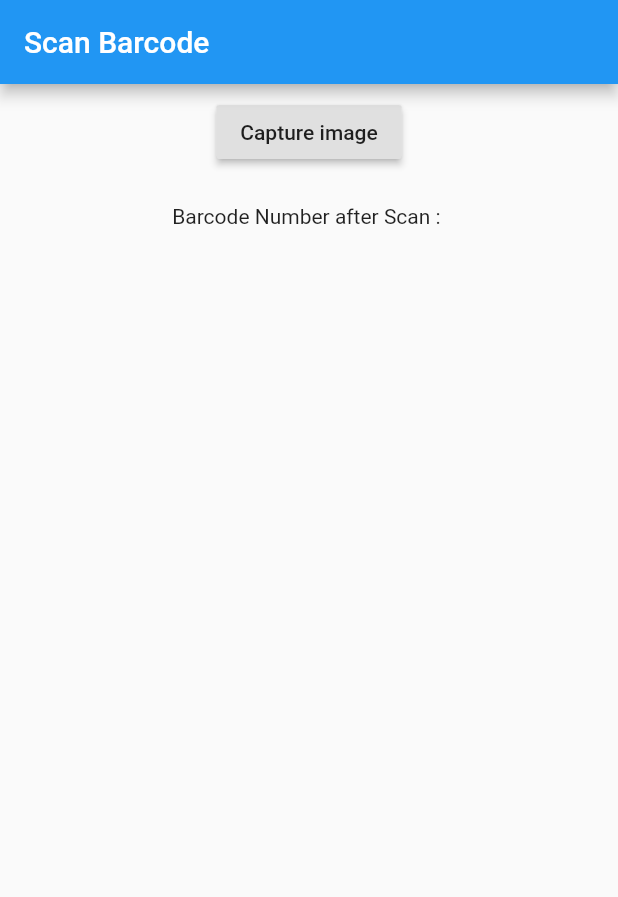
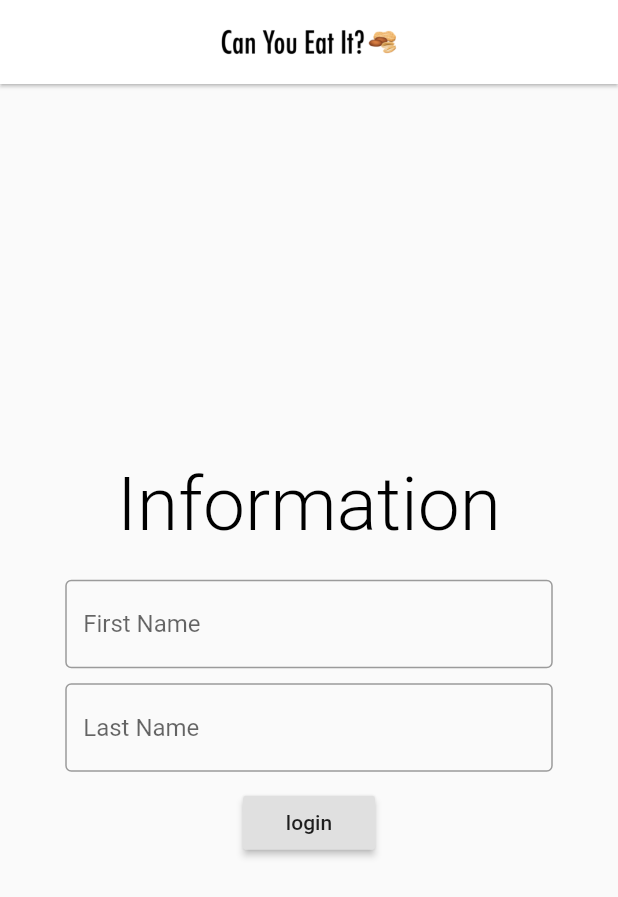
Before and after one commit to danielleal04/UNTHACK2019, a Flutter app: the screen it shows after launch, on a phone screen of 412 x 824 dp. Shown: the top 897 px of the screen. Run offline on Flutter 3.47's test engine with Material 2 defaults, Android fonts, the phone set to English and light mode, and no system bars; our stand-ins replace image_picker; missing offline and left inert: barcode_scan; Roboto replaces fonts that are missing (Ewert).

Commit message:
Login 1.0

```diff
--- /dev/null
+++ b/barcode_prototype/lib/login.dart
@@ -0,0 +1,95 @@
+import 'dart:async';
+import 'dart:io';
+import 'package:http/http.dart' as http;
+import 'dart:convert';
+import 'package:barcode_scan/barcode_scan.dart';
+import 'package:flutter/material.dart';
+import 'package:flutter/services.dart';
+import 'package:image_picker/image_picker.dart';
+//
+import 'package:barcode_prototype/main.dart';
+
+Container textFormat (input, helper) {
+
+  // Format of Both Username and Password
+  return Container (
+
+    width: 325.0,
+
+    child:TextField (
+
+      controller: input,
+      maxLines: 1,
+
+      decoration: InputDecoration(
+
+        border: OutlineInputBorder(
+
+          borderSide: BorderSide(color: Colors.black, width: 1.0),
+
+        ),
+        hintText: helper,
+      ),
+    )
+  );
+}
+
+class Login extends StatelessWidget {
+
+  final loginTopBar = new AppBar(
+    backgroundColor: Colors.white,
+    centerTitle: true,
+    elevation: 1.0,
+    title: SizedBox(
+        height: 35.0, child: Image.asset("assets/images/CanYouEatItLogo.png")),
+    actions: <Widget>[
+      Padding(
+        padding: const EdgeInsets.only(right: 12.0),
+      )
+    ],
+  );
+
+  @override
+  Widget build(BuildContext context) {
+    return MaterialApp(
+      home: Scaffold(
+        appBar: loginTopBar,
+          body: Center(
+          child: SingleChildScrollView(
+            child: Column(
+              children: <Widget>[
+                Text (
+                  "Information",
+                  style: new TextStyle(
+                    color: Colors.black,
+                    fontWeight: FontWeight.w300,
+                    fontSize: 50.0,
+                    fontFamily: 'Ewert'
+                  ),
+                ),
+                SizedBox(height: 20.00),
+                textFormat(firstName, "First Name"),
+                SizedBox(height: 10.00),
+                textFormat(lastName, "Last Name"),
+                SizedBox(height: 10.0),
+                RaisedButton(
+                  child: Text("login"),
+
+                  onPressed: () {
+
+                    print("you pressed me");
+
+                  },
+
+                ),
+              ],
+            ),
+          ),
+        )
+
+      ),
+
+
+    );
+  }
+}
--- a/barcode_prototype/lib/main.dart
+++ b/barcode_prototype/lib/main.dart
@@ -6,9 +6,16 @@ import 'package:barcode_scan/barcode_scan.dart';
 import 'package:flutter/material.dart';
 import 'package:flutter/services.dart';
 import 'package:image_picker/image_picker.dart';
+//
+import 'package:barcode_prototype/login.dart';
+
+// All Global Variables
+var firstName = TextEditingController();
+var lastName = TextEditingController();
+
 
 void main() {
-  runApp(new MyApp());
+  runApp(new Login());
 }
 
 class MyApp extends StatefulWidget {
--- a/barcode_prototype/pubspec.yaml
+++ b/barcode_prototype/pubspec.yaml
@@ -40,6 +40,9 @@ flutter:
   # the material Icons class.
   uses-material-design: true
 
+
+  assets:
+   - assets/images/CanYouEatItLogo.png
   # To add assets to your application, add an assets section, like this:
   # assets:
   #  - images/a_dot_burr.jpeg
```
Also changed, not shown: barcode_prototype/assets/images/CanYouEatItLogo.png (added).
